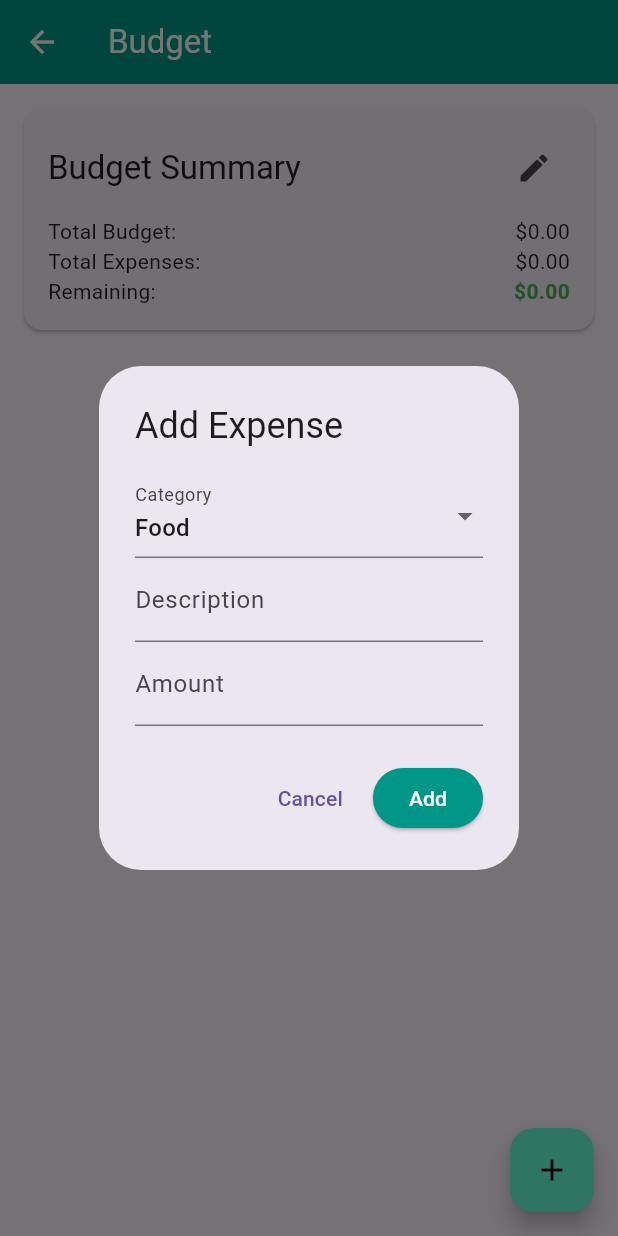
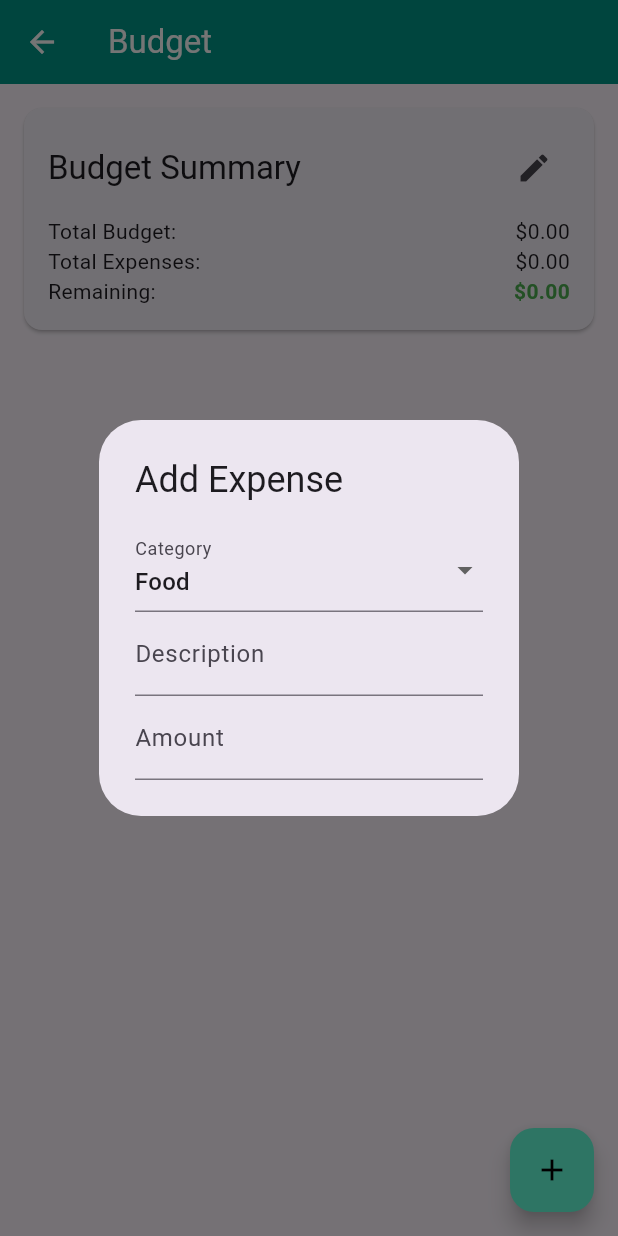
Before and after one commit to Rsanjana37/travel_planner_application, a Flutter app: the BudgetScreen screen opened directly with empty values, after a tap on the "add" icon, on a phone screen of 412 x 824 dp. Run offline on Flutter 3.47's test engine with Material 3 defaults, Android fonts, the phone set to English and light mode, and no system bars; network calls fail.

Commit message:
Update budget_screen.dart

```diff
--- a/lib/screens/budget_screen.dart
+++ b/lib/screens/budget_screen.dart
@@ -103,16 +103,6 @@ class _BudgetScreenState extends State<BudgetScreen> {
               ],
             ),
           ),
-          actions: [
-            TextButton(
-              onPressed: () => Navigator.pop(context),
-              child: Text('Cancel'),
-            ),
-            ElevatedButton(
-              onPressed: _addExpense,
-              child: Text('Add'),
-            ),
-          ],
         );
       },
     );
```
